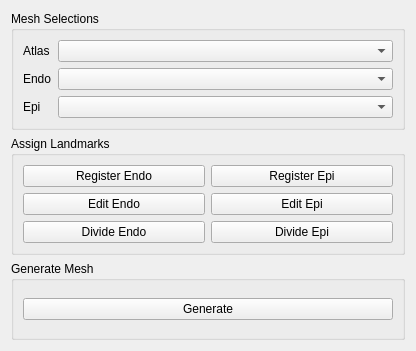
Above: AtrialFibrePlugin.ui from ericspod/AtrialFibrePlugin before the change. Below: the same form after it.
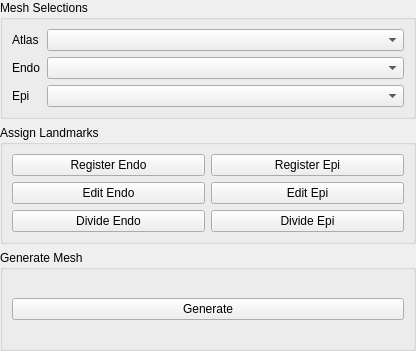
That is the form after the change.

What changed in the file:
```diff
--- a/AtrialFibrePlugin.ui
+++ b/AtrialFibrePlugin.ui
@@ -14,6 +14,18 @@
    <string>Form</string>
   </property>
   <layout class="QVBoxLayout" name="verticalLayout_2">
+   <property name="leftMargin">
+    <number>0</number>
+   </property>
+   <property name="topMargin">
+    <number>0</number>
+   </property>
+   <property name="rightMargin">
+    <number>0</number>
+   </property>
+   <property name="bottomMargin">
+    <number>0</number>
+   </property>
    <item>
     <widget class="QGroupBox" name="groupBox">
      <property name="title">
```
